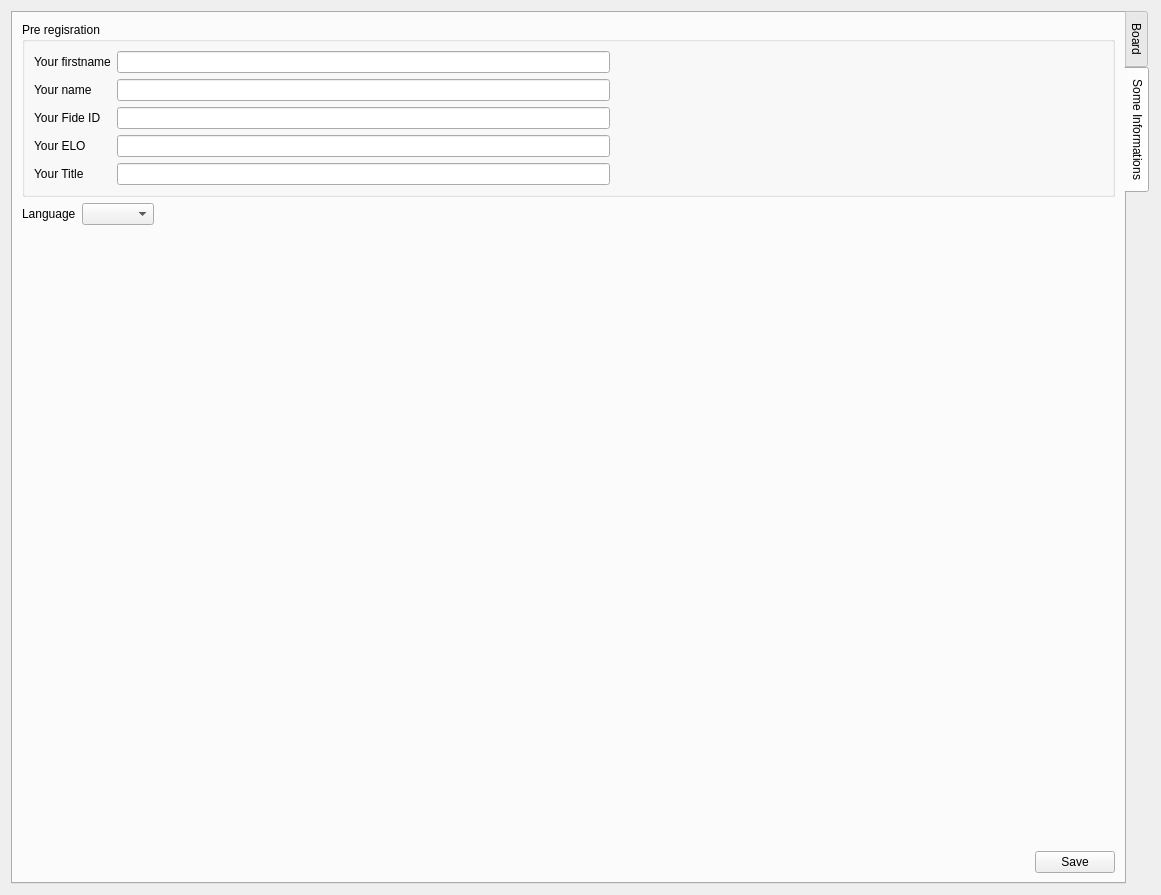
Above: src/formconfig.ui from gillesmaire/myChessBase before the change. Below: the same form after it.
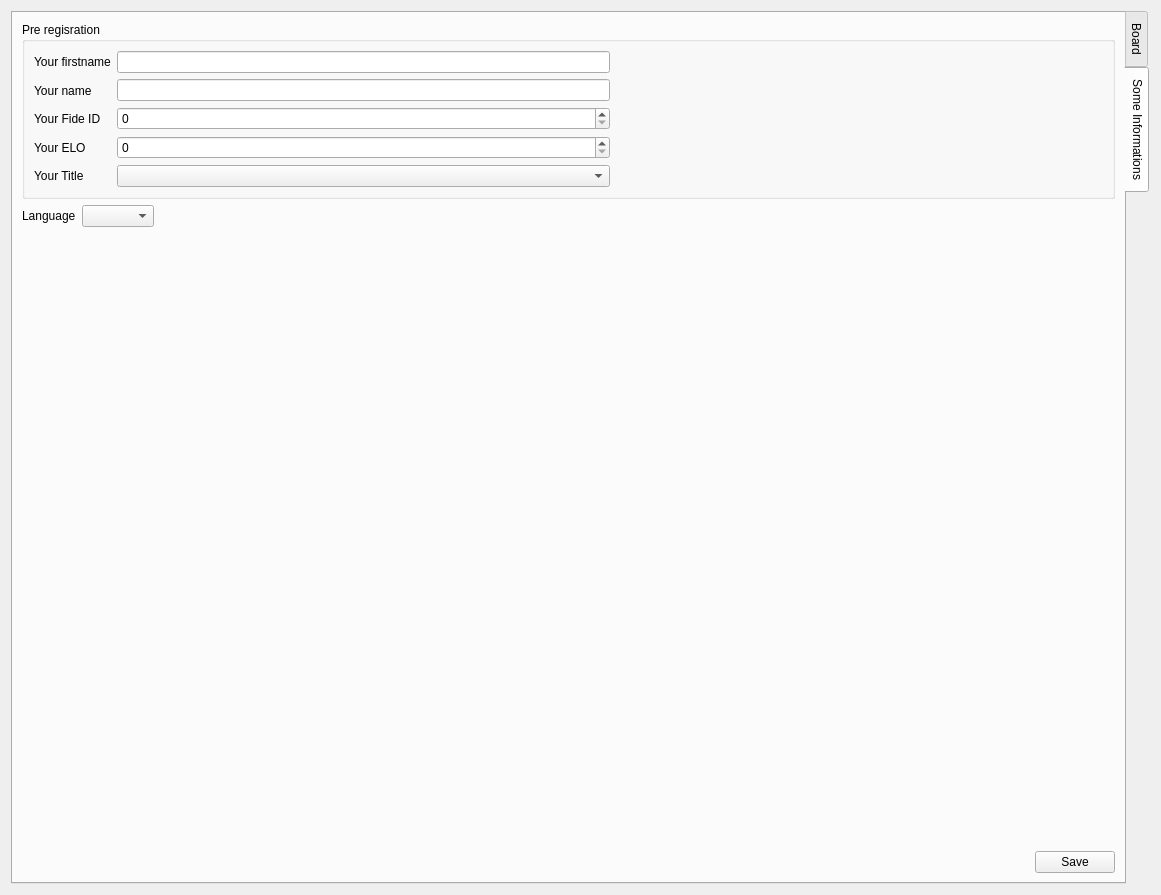
That is the form after the change. The open tabs and pages were chosen to show the change. Custom widgets are drawn as their Qt base class.

Commit message: Change type of  ELO Title and FIDE ID

Diff of the .ui file:
```diff
--- a/src/formconfig.ui
+++ b/src/formconfig.ui
@@ -383,13 +383,37 @@
                  <widget class="QLineEdit" name="lineEditYourName"/>
                 </item>
                 <item>
-                 <widget class="QLineEdit" name="lineEditYourFideID"/>
+                 <widget class="QSpinBox" name="spinBoxFideID">
+                  <property name="maximum">
+                   <number>99999999</number>
+                  </property>
+                 </widget>
                 </item>
                 <item>
-                 <widget class="QLineEdit" name="lineEditYourELO"/>
+                 <widget class="QSpinBox" name="spinBoxYourElo">
+                  <property name="maximum">
+                   <number>5000</number>
+                  </property>
+                 </widget>
                 </item>
                 <item>
-                 <widget class="QLineEdit" name="lineEditYourTitle"/>
+                 <widget class="QComboBox" name="comboBoxYoutTitle">
+                  <item>
+                   <property name="text">
+                    <string/>
+                   </property>
+                  </item>
+                  <item>
+                   <property name="text">
+                    <string>MI</string>
+                   </property>
+                  </item>
+                  <item>
+                   <property name="text">
+                    <string>GMI</string>
+                   </property>
+                  </item>
+                 </widget>
                 </item>
                </layout>
               </item>
```
Left out of the diff: 2 changed lines with no effect on the pictures. The commit also changes 3 other files.
